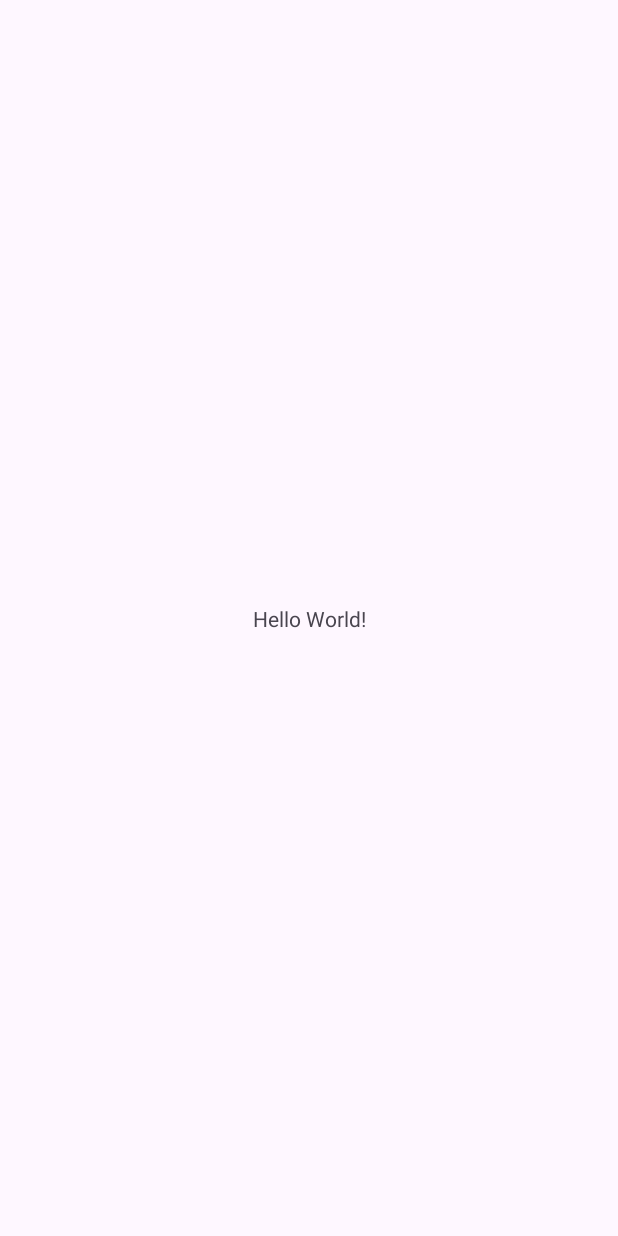
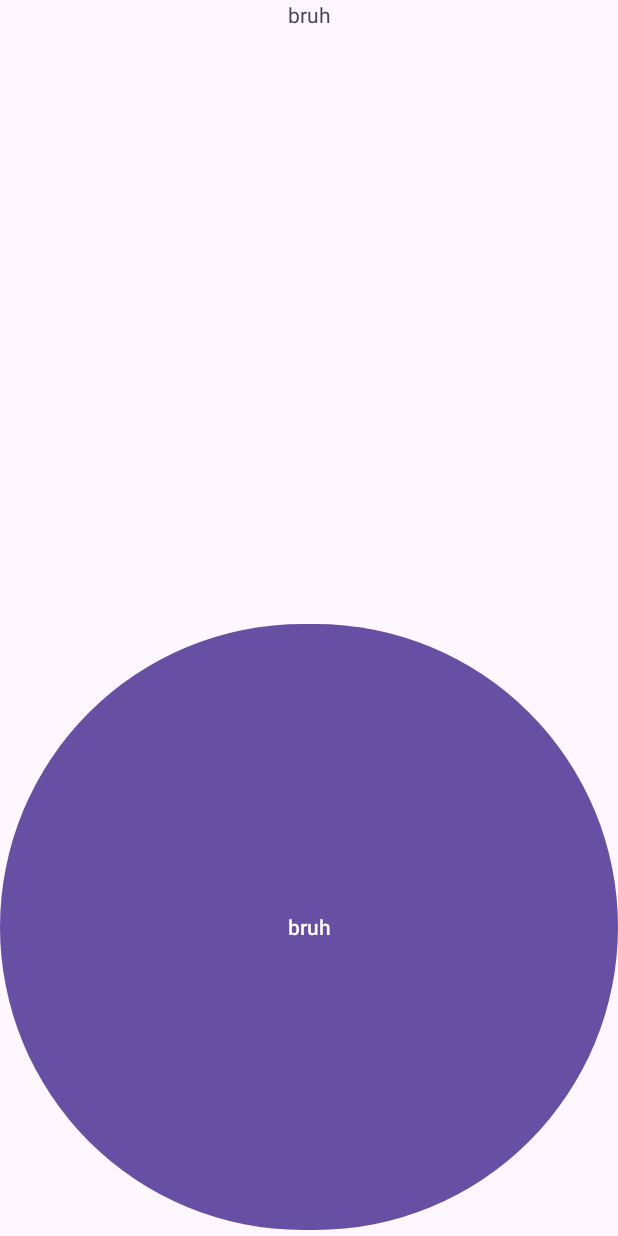
Before and after one commit to Kyle-Sang/SunsetPredictionApp, an Android app: the screen it shows after launch (MapActivity), on a phone screen of 412 x 824 dp. Before the commit the screen is almost empty. Run offline under Robolectric (Android 15) with nearby library versions, the light colour scheme and no system bars.

Commit message:
big button

```diff
--- a/SunsetPrediction/app/src/main/res/layout/activity_main.xml
+++ b/SunsetPrediction/app/src/main/res/layout/activity_main.xml
@@ -1,18 +1,22 @@
 <?xml version="1.0" encoding="utf-8"?>
-<androidx.constraintlayout.widget.ConstraintLayout xmlns:android="http://schemas.android.com/apk/res/android"
+<LinearLayout xmlns:android="http://schemas.android.com/apk/res/android"
     xmlns:app="http://schemas.android.com/apk/res-auto"
     xmlns:tools="http://schemas.android.com/tools"
+    android:orientation="vertical"
+    android:layout_height="match_parent"
     android:layout_width="match_parent"
-    android:layout_height="match_parent"
     tools:context=".MapActivity">
 
     <TextView
-        android:layout_width="wrap_content"
-        android:layout_height="wrap_content"
-        android:text="Hello World!"
-        app:layout_constraintBottom_toBottomOf="parent"
-        app:layout_constraintEnd_toEndOf="parent"
-        app:layout_constraintStart_toStartOf="parent"
-        app:layout_constraintTop_toTopOf="parent" />
+        android:layout_width="match_parent"
+        android:layout_height="0dp"
+        android:text="bruh"
+        android:layout_weight="1"
+        android:textAlignment="center"/>
+    <Button
+        android:layout_weight="1"
+        android:layout_height="0dp"
+        android:layout_width="match_parent"
+        android:text="bruh"/>
 
-</androidx.constraintlayout.widget.ConstraintLayout>
+</LinearLayout>
```
